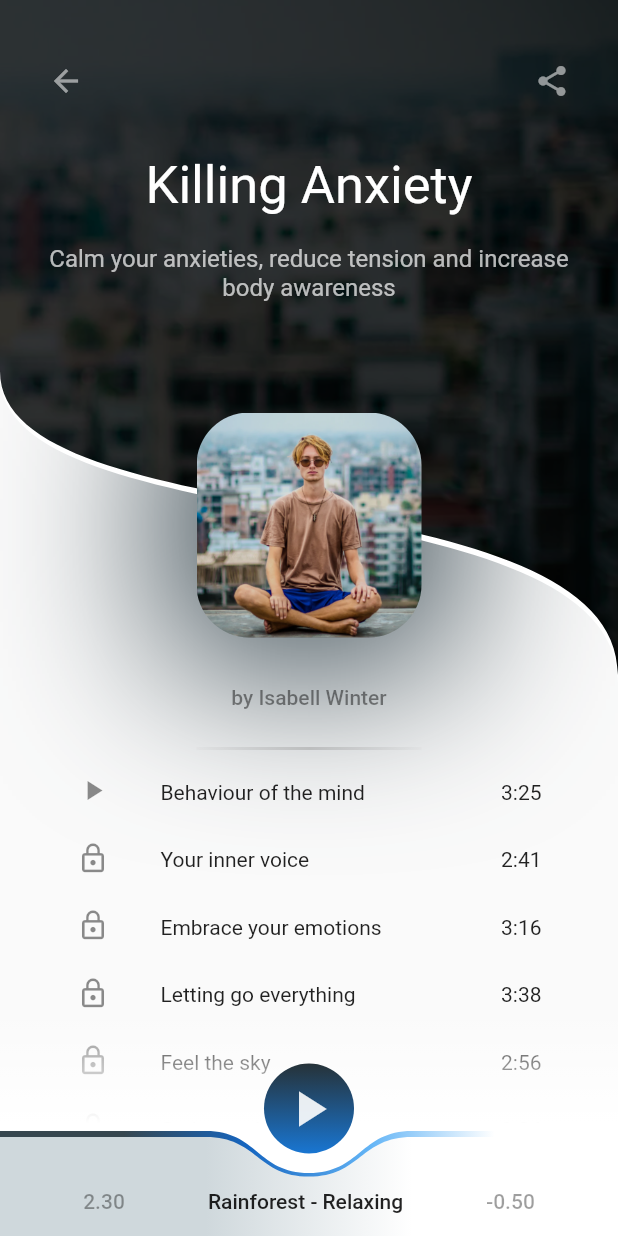
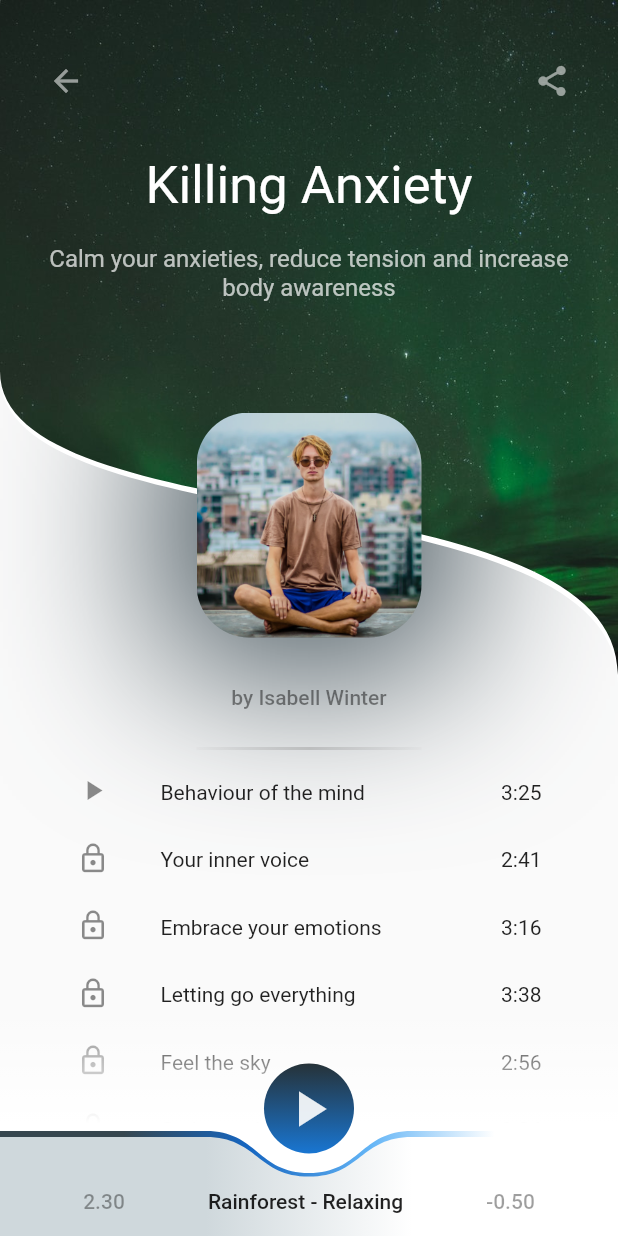
Before and after one commit to krButani/Meditation-Application-Using-Flutter, a Flutter app: the screen it shows after launch, on a phone screen of 412 x 824 dp. Run offline on Flutter 3.47's test engine with Material 2 defaults, Android fonts, the phone set to English and light mode, and no system bars.

Commit message:
New File

```diff
--- a/lib/main.dart
+++ b/lib/main.dart
@@ -311,7 +311,7 @@ class HeaderBackground extends StatelessWidget {
             height: 450,
             decoration: BoxDecoration(
               image: DecorationImage(
-                  image: AssetImage('assets/city.png'), fit: BoxFit.cover),
+                  image: AssetImage('assets/lights.jpg'), fit: BoxFit.cover),
             ),
           ),
         ),
```
